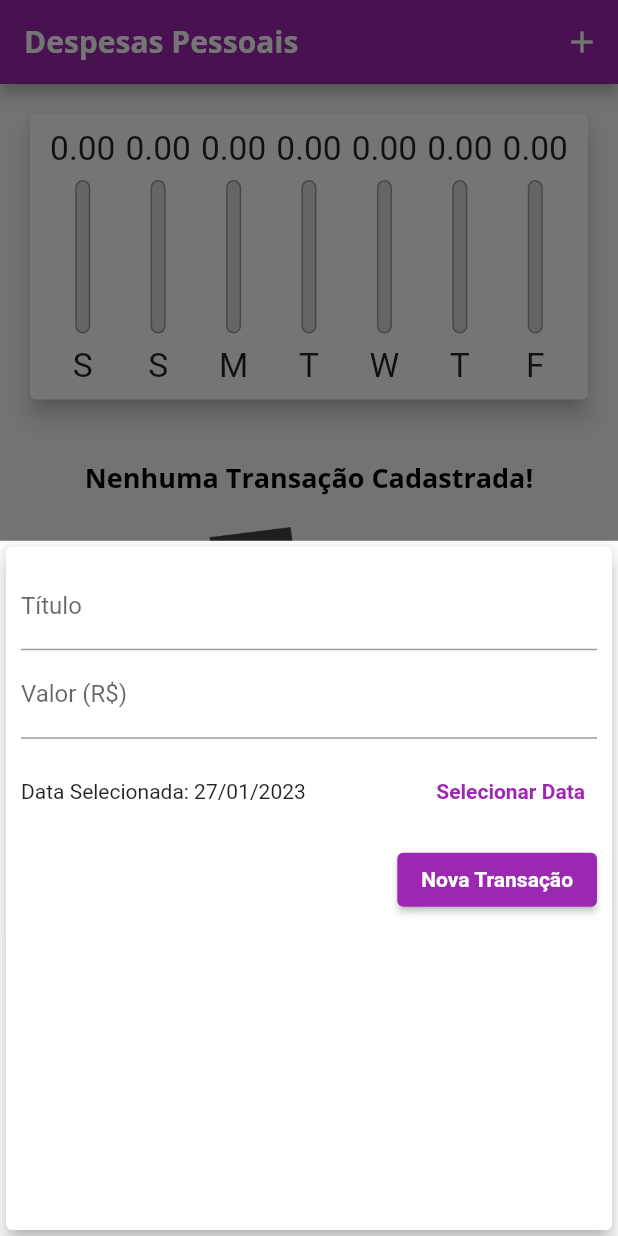
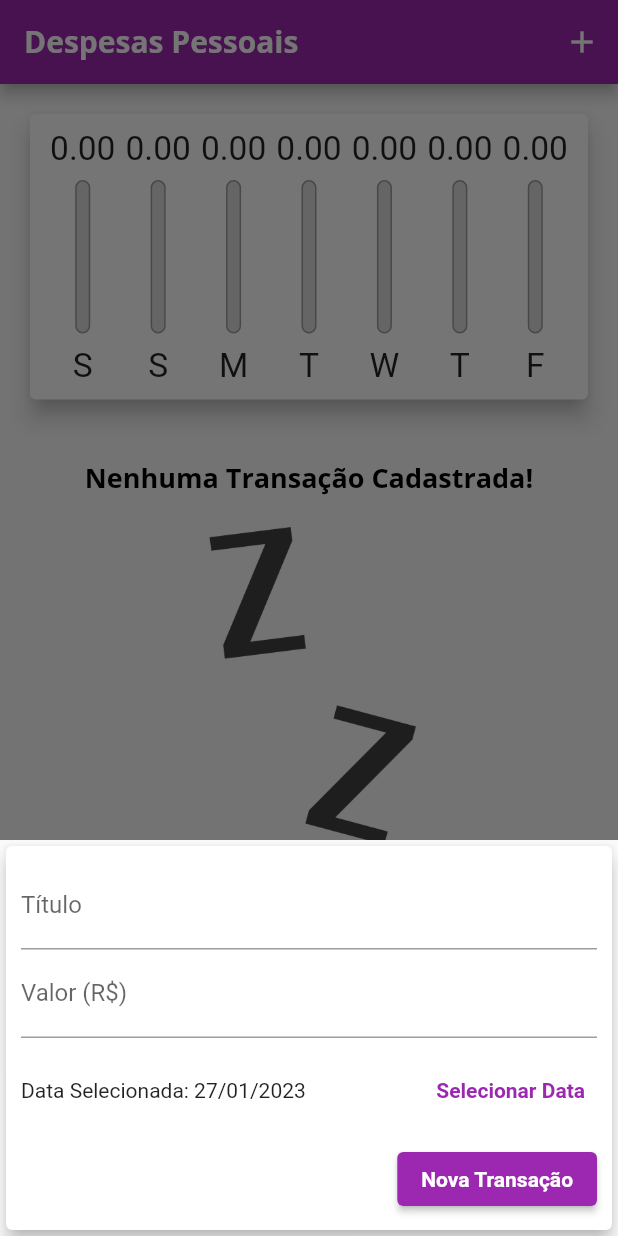
Before and after one commit to 2Wesley2/ExpensesApp, a Flutter app: the screen it shows after launch, after a tap on the "add" icon, on a phone screen of 412 x 824 dp. Run offline on Flutter 3.47's test engine with Material 2 defaults, Android fonts, the phone set to English and light mode, and no system bars.

```diff
--- a/lib/components/transaction_form.dart
+++ b/lib/components/transaction_form.dart
@@ -30,7 +30,7 @@ class _TransactionFormState extends State<TransactionForm> {
     showDatePicker(
       context: context,
       initialDate: DateTime.now(),
-      firstDate: DateTime(2019),
+      firstDate: DateTime(2023),
       lastDate: DateTime.now(),
     ).then((pickedDate) {
       if (pickedDate == null) {
@@ -45,10 +45,16 @@ class _TransactionFormState extends State<TransactionForm> {
 
   @override
   Widget build(BuildContext context) {
-    return Card(
+    return SingleChildScrollView(
+      child: Card(
         elevation: 5,
         child: Padding(
-        padding: const EdgeInsets.all(10),
+          padding: EdgeInsets.only(
+            top: 10,
+            right: 10,
+            left: 10,
+            bottom: 10 + MediaQuery.of(context).viewInsets.bottom,
+          ),
           child: Column(
             children: [
               TextField(
@@ -107,6 +113,7 @@ class _TransactionFormState extends State<TransactionForm> {
             ],
           ),
         ),
+      ),
     );
   }
 }
--- a/lib/main.dart
+++ b/lib/main.dart
@@ -144,12 +144,12 @@ class _MyHomePageState extends State<MyHomePage> {
             //   ),
             if (_showChart || !isLandscape)
               SizedBox(
-                height: availableHeight * (isLandscape ? 0.7 : 0.3),
+                height: availableHeight * (isLandscape ? 0.8 : 0.3),
                 child: Chart(_recentTransactions),
               ),
             if (!_showChart || !isLandscape)
               SizedBox(
-                height: availableHeight * 0.7,
+                height: availableHeight * (isLandscape ? 1 : 0.7),
                 child: TransactionList(_transactions, _removeTransaction),
               ),
           ],
```
Also changed, not shown: lib/components/transaction_list.dart (+19 -5 lines). Lines whose indentation alone changed are shown as unchanged.
